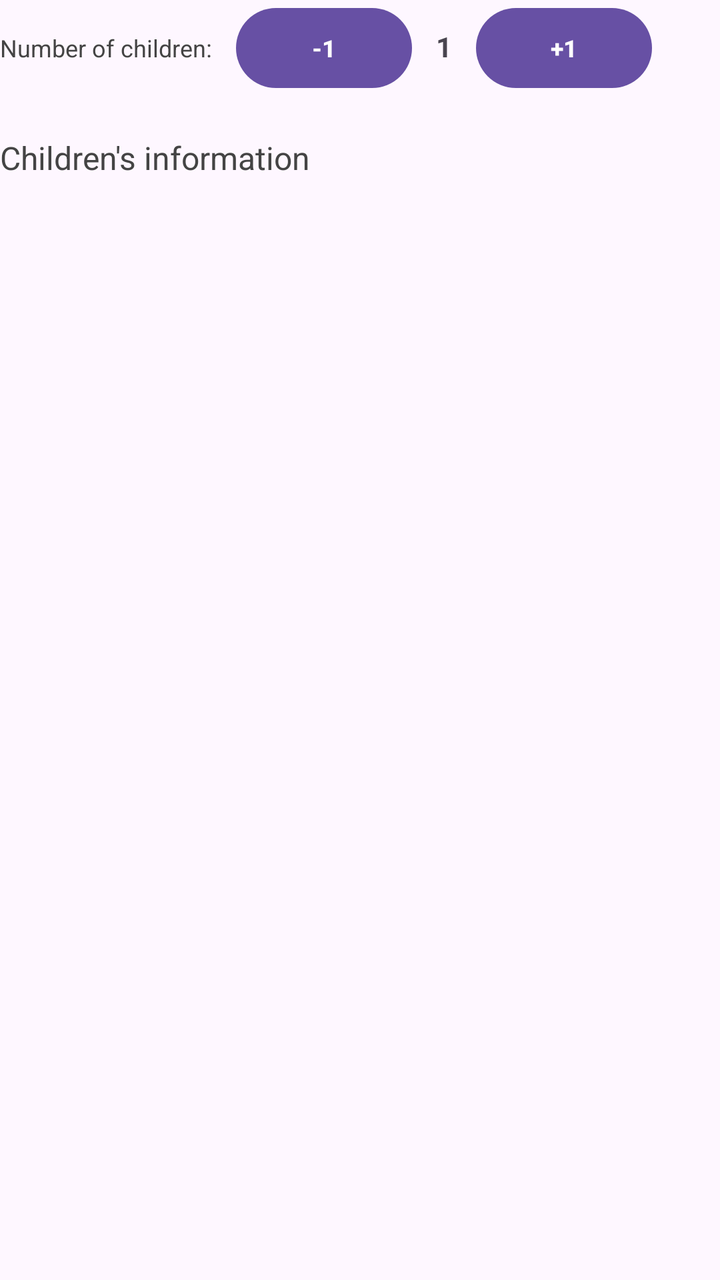
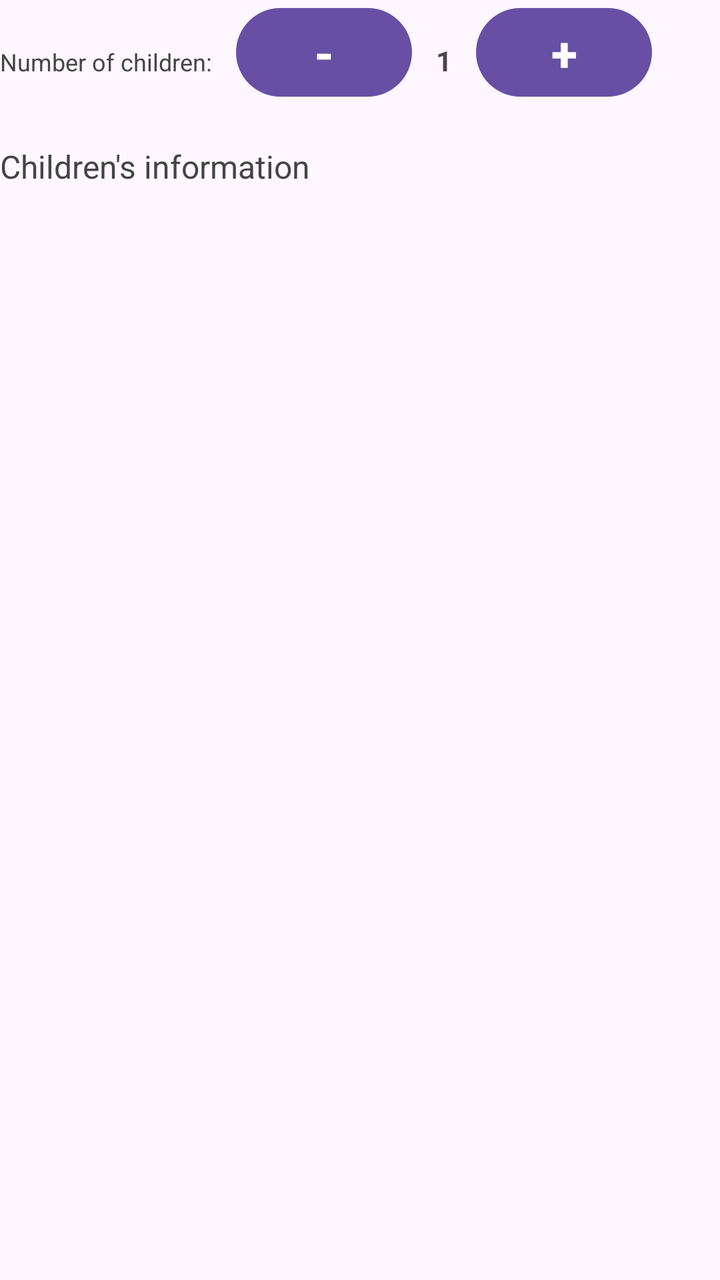

Before-and-after screenshots of an Android layout around one commit, followed by the original layout XML and the change that was made.
<!-- AndroidManifest.xml: application theme Theme.EduView -->
<!-- res/layout/fragment_parent_signup.xml -->
<?xml version="1.0" encoding="utf-8"?>
<LinearLayout xmlns:android="http://schemas.android.com/apk/res/android"
    xmlns:tools="http://schemas.android.com/tools"
    android:layout_width="match_parent"
    android:layout_height="wrap_content"
    android:orientation="vertical"
    android:layout_marginTop="20dp"
    tools:context=".ui.signup.ParentSignupFragment">

    <LinearLayout
        android:layout_width="match_parent"
        android:layout_height="wrap_content"
        android:orientation="horizontal">

        <TextView
            android:layout_width="wrap_content"
            android:layout_height="wrap_content"
            android:text="@string/number_of_children"
            android:textSize="12sp"
            android:textColor="#444444"/>

        <Button
            android:id="@+id/btn_minus"
            android:layout_width="wrap_content"
            android:layout_height="wrap_content"
            android:text="@string/minus1"
            android:textSize="12sp"
            android:textStyle="bold"
            android:layout_marginStart="12dp"/>

        <TextView
            android:id="@+id/tv_counter"
            android:layout_width="wrap_content"
            android:layout_height="wrap_content"
            android:text="@string/_1"
            android:textSize="14sp"
            android:textStyle="bold"
            android:layout_marginHorizontal="12dp"/>

        <Button
            android:id="@+id/btn_plus"
            android:layout_width="wrap_content"
            android:layout_height="wrap_content"
            android:text="@string/plus1"
            android:textSize="12sp"
            android:textStyle="bold"/>
    </LinearLayout>

    <TextView
        android:layout_width="wrap_content"
        android:layout_height="wrap_content"
        android:text="@string/children_s_information"
        android:textSize="16sp"
        android:textColor="#444444"
        android:layout_marginTop="20dp"/>

    <LinearLayout
        android:layout_width="match_parent"
        android:layout_height="wrap_content"
        android:orientation="vertical"
        android:id="@+id/formContainer"
        android:layout_marginTop="16dp"/>

</LinearLayout>
<!-- resources referenced by this layout -->
<resources>
  <string name="_1">1</string>
  <string name="children_s_information">Children\'s information</string>
  <string name="minus1">-1</string>
  <string name="number_of_children">Number of children:</string>
  <string name="plus1">+1</string>
  <style name="Theme.EduView" parent="Base.Theme.EduView" />
  <style name="Base.Theme.EduView" parent="Theme.Material3.DayNight.NoActionBar">
          
          
      </style>
</resources>

<!-- the commit's change to res/layout/fragment_parent_signup.xml (unified diff, before → after) -->
@@ -22,11 +22,11 @@
         <Button
             android:id="@+id/btn_minus"
             android:layout_width="wrap_content"
-            android:layout_height="wrap_content"
+            android:layout_height="match_parent"
+            android:layout_marginStart="12dp"
             android:text="@string/minus1"
-            android:textSize="12sp"
-            android:textStyle="bold"
-            android:layout_marginStart="12dp"/>
+            android:textSize="24sp"
+            android:textStyle="bold" />
 
         <TextView
             android:id="@+id/tv_counter"
@@ -42,7 +42,7 @@
             android:layout_width="wrap_content"
             android:layout_height="wrap_content"
             android:text="@string/plus1"
-            android:textSize="12sp"
+            android:textSize="24sp"
             android:textStyle="bold"/>
     </LinearLayout>
 
<!-- resource entries referenced after the edit -->
@@ -2,9 +2,9 @@
 <resources>
   <string name="_1">1</string>
   <string name="children_s_information">Children\'s information</string>
-  <string name="minus1">-1</string>
+  <string name="minus1">-</string>
   <string name="number_of_children">Number of children:</string>
-  <string name="plus1">+1</string>
+  <string name="plus1">+</string>
   <style name="Theme.EduView" parent="Base.Theme.EduView" />
   <style name="Base.Theme.EduView" parent="Theme.Material3.DayNight.NoActionBar">
           
